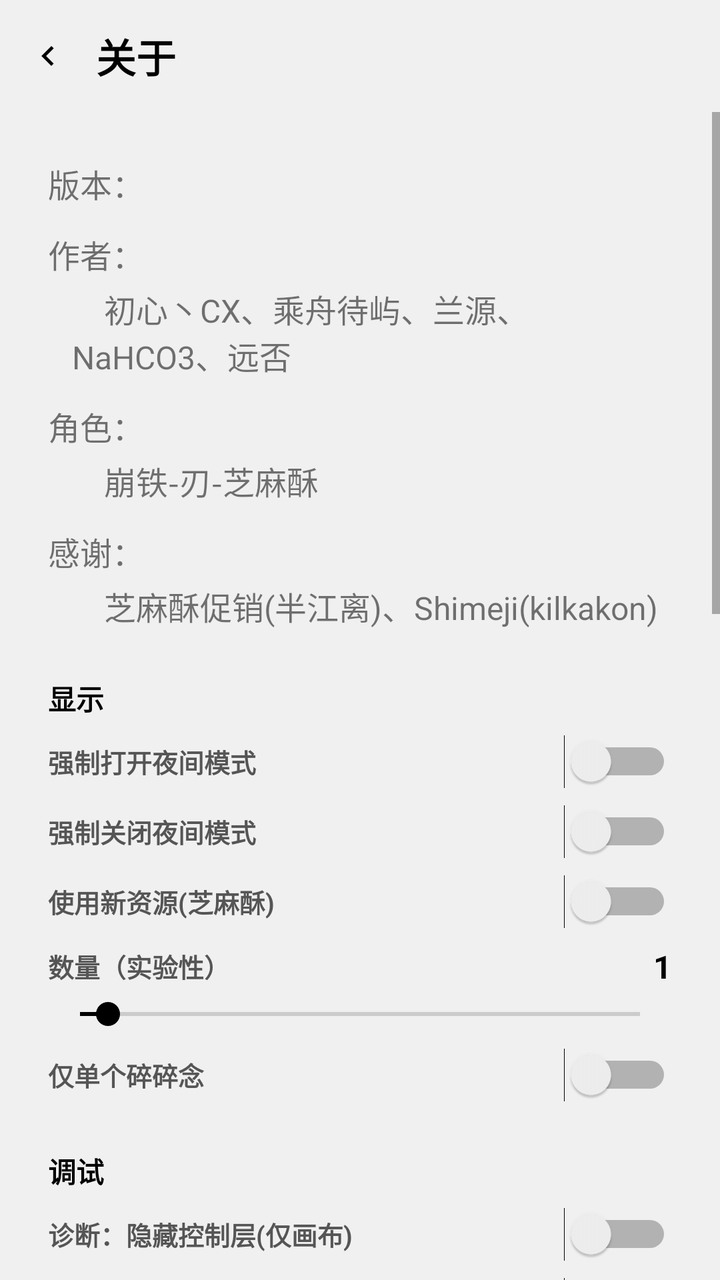
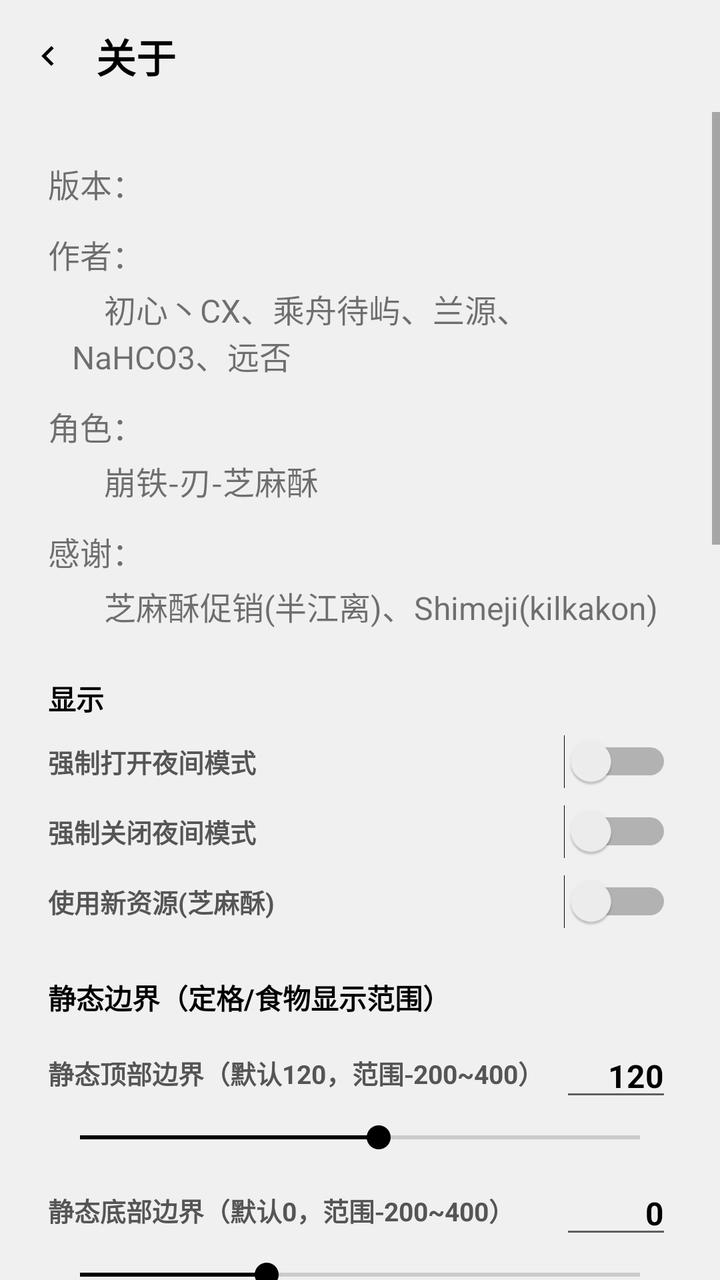

Before-and-after screenshots of an Android layout around one commit, followed by the original layout XML and the change that was made.
<!-- AndroidManifest.xml: activity theme Theme.CakePet.FullscreenTitle -->
<!-- res/layout/activity_about.xml -->
<?xml version="1.0" encoding="utf-8"?>
<LinearLayout xmlns:android="http://schemas.android.com/apk/res/android"
    xmlns:app="http://schemas.android.com/apk/res-auto"
    android:layout_width="match_parent"
    android:layout_height="match_parent"
    android:orientation="vertical"
    android:background="@color/cp_bg"
    android:focusableInTouchMode="true"
    android:descendantFocusability="afterDescendants">

    
    <View android:id="@+id/status_bar_spacer"
        android:layout_width="match_parent"
        android:layout_height="0dp"
        android:background="@color/cp_status_bar" />

    
    <LinearLayout android:id="@+id/title_bar"
        android:layout_width="match_parent"
        android:layout_height="?attr/actionBarSize"
        android:minHeight="?attr/actionBarSize"
        android:orientation="horizontal"
        android:gravity="center_vertical"
        android:background="@color/cp_bg">

        <ImageView android:id="@+id/iv_back"
            android:layout_width="48dp"
            android:layout_height="48dp"
            android:scaleType="fitCenter"
            app:srcCompat="@drawable/ic_back"
            app:tint="@color/cp_title"
            android:padding="14dp"
            android:layout_gravity="center_vertical"
            android:contentDescription="返回"/>

        <TextView android:layout_width="wrap_content"
            android:layout_height="wrap_content"
            android:text="关于"
            android:textSize="20dp"
            android:textStyle="bold"
            android:textColor="@color/cp_title"/>
    </LinearLayout>

    <ScrollView
        android:layout_width="match_parent"
        android:layout_height="match_parent"
        android:clipToPadding="false">
        <LinearLayout
            android:layout_width="match_parent"
            android:layout_height="wrap_content"
            android:orientation="vertical"
            android:padding="24dp">

            <TextView android:id="@+id/tv_version"
                android:layout_width="wrap_content" android:layout_height="wrap_content"
                android:text="版本："
                android:textSize="16dp" android:layout_marginBottom="12dp"/>

            <TextView android:layout_width="wrap_content" android:layout_height="wrap_content"
                android:text="作者："
                android:textSize="16dp" android:layout_marginBottom="4dp"/>
            <TextView android:layout_width="wrap_content" android:layout_height="wrap_content"
                android:text="    初心丶CX、乘舟待屿、兰源、NaHCO3、远否"
                android:textSize="16dp" android:layout_marginBottom="12dp" android:layout_marginStart="12dp"/>

            <TextView android:layout_width="wrap_content" android:layout_height="wrap_content"
                android:text="角色："
                android:textSize="16dp" android:layout_marginBottom="4dp"/>
            <TextView android:layout_width="wrap_content" android:layout_height="wrap_content"
                android:text="    崩铁-刃-芝麻酥"
                android:textSize="16dp" android:layout_marginBottom="12dp" android:layout_marginStart="12dp"/>

            <TextView android:layout_width="wrap_content" android:layout_height="wrap_content"
                android:text="感谢："
                android:textSize="16dp" android:layout_marginBottom="4dp"/>
            <TextView android:layout_width="wrap_content" android:layout_height="wrap_content"
                android:text="    芝麻酥促销(半江离)、Shimeji(kilkakon)"
                android:textSize="16dp" android:layout_marginStart="12dp"/>

            
            <TextView android:layout_width="wrap_content" android:layout_height="wrap_content"
                android:text="显示" style="@style/SettingsOptionTitle"
                android:layout_marginTop="24dp"/>
            <LinearLayout android:layout_width="match_parent" android:layout_height="wrap_content"
                android:orientation="horizontal" android:gravity="center_vertical"
                android:layout_marginTop="8dp">
                <TextView android:layout_width="0dp" android:layout_height="wrap_content"
                    android:layout_weight="1" android:text="强制打开夜间模式" style="@style/SettingsOptionSub"/>
                <Switch android:id="@+id/sw_force_night_on" android:layout_width="wrap_content"
                    android:layout_height="wrap_content"/>
            </LinearLayout>
            <LinearLayout android:layout_width="match_parent" android:layout_height="wrap_content"
                android:orientation="horizontal" android:gravity="center_vertical"
                android:layout_marginTop="8dp">
                <TextView android:layout_width="0dp" android:layout_height="wrap_content"
                    android:layout_weight="1" android:text="强制关闭夜间模式" style="@style/SettingsOptionSub"/>
                <Switch android:id="@+id/sw_force_night_off" android:layout_width="wrap_content"
                    android:layout_height="wrap_content"/>
            </LinearLayout>
            <LinearLayout android:layout_width="match_parent" android:layout_height="wrap_content"
                android:orientation="horizontal" android:gravity="center_vertical"
                android:layout_marginTop="8dp">
                <TextView android:layout_width="0dp" android:layout_height="wrap_content"
                    android:layout_weight="1" android:text="使用新资源(芝麻酥)" style="@style/SettingsOptionSub"/>
                <Switch android:id="@+id/sw_use_new_sprite" android:layout_width="wrap_content"
                    android:layout_height="wrap_content"/>
            </LinearLayout>
            
            <LinearLayout android:layout_width="match_parent" android:layout_height="wrap_content"
                android:orientation="horizontal" android:gravity="center_vertical"
                android:layout_marginTop="8dp">
                <TextView android:layout_width="0dp" android:layout_height="wrap_content"
                    android:layout_weight="1" android:text="数量（实验性）" style="@style/SettingsOptionSub"/>
                <TextView android:id="@+id/tv_pet_count" android:layout_width="wrap_content"
                    android:layout_height="wrap_content" android:text="1"
                    android:textSize="16dp" android:textStyle="bold" android:textColor="@color/cp_title"/>
            </LinearLayout>
            <SeekBar android:id="@+id/sb_pet_count" android:layout_width="match_parent"
                android:layout_height="wrap_content" android:layout_marginTop="4dp"
                android:max="20" android:progress="1"/>
            <LinearLayout android:layout_width="match_parent" android:layout_height="wrap_content"
                android:orientation="horizontal" android:gravity="center_vertical"
                android:layout_marginTop="8dp">
                <TextView android:layout_width="0dp" android:layout_height="wrap_content"
                    android:layout_weight="1" android:text="仅单个碎碎念" style="@style/SettingsOptionSub"/>
                <Switch android:id="@+id/sw_single_tray_msg" android:layout_width="wrap_content"
                    android:layout_height="wrap_content"/>
            </LinearLayout>

            
            <TextView android:layout_width="wrap_content" android:layout_height="wrap_content"
                android:text="调试" style="@style/SettingsOptionTitle"
                android:layout_marginTop="24dp"/>
            <LinearLayout android:layout_width="match_parent" android:layout_height="wrap_content"
                android:orientation="horizontal" android:gravity="center_vertical"
                android:layout_marginTop="8dp">
                <TextView android:layout_width="0dp" android:layout_height="wrap_content"
                    android:layout_weight="1" android:text="诊断：隐藏控制层(仅画布)" style="@style/SettingsOptionSub"/>
                <Switch android:id="@+id/sw_hide_control_layer" android:layout_width="wrap_content"
                    android:layout_height="wrap_content"/>
            </LinearLayout>
            <LinearLayout android:layout_width="match_parent" android:layout_height="wrap_content"
                android:orientation="horizontal" android:gravity="center_vertical"
                android:layout_marginTop="8dp">
                <TextView android:layout_width="0dp" android:layout_height="wrap_content"
                    android:layout_weight="1" android:text="诊断：隐藏画布(仅控制窗)" style="@style/SettingsOptionSub"/>
                <Switch android:id="@+id/sw_hide_stage" android:layout_width="wrap_content"
                    android:layout_height="wrap_content"/>
            </LinearLayout>
            <LinearLayout android:layout_width="match_parent" android:layout_height="wrap_content"
                android:orientation="horizontal" android:gravity="center_vertical"
                android:layout_marginTop="8dp">
                <TextView android:layout_width="0dp" android:layout_height="wrap_content"
                    android:layout_weight="1" android:text="左下调试信息" style="@style/SettingsOptionSub"/>
                <Switch android:id="@+id/sw_debug" android:layout_width="wrap_content"
                    android:layout_height="wrap_content"/>
            </LinearLayout>
            <LinearLayout android:layout_width="match_parent" android:layout_height="wrap_content"
                android:orientation="horizontal" android:gravity="center_vertical"
                android:layout_marginTop="8dp">
                <TextView android:layout_width="0dp" android:layout_height="wrap_content"
                    android:layout_weight="1" android:text="显示边界偏移线" style="@style/SettingsOptionSub"/>
                <Switch android:id="@+id/sw_bound_offset" android:layout_width="wrap_content"
                    android:layout_height="wrap_content"/>
            </LinearLayout>
            <LinearLayout android:layout_width="match_parent" android:layout_height="wrap_content"
                android:orientation="horizontal" android:gravity="center_vertical"
                android:layout_marginTop="8dp">
                <TextView android:layout_width="0dp" android:layout_height="wrap_content"
                    android:layout_weight="1" android:text="显示吸附边界" style="@style/SettingsOptionSub"/>
                <Switch android:id="@+id/sw_snap_offset" android:layout_width="wrap_content"
                    android:layout_height="wrap_content"/>
            </LinearLayout>
            <LinearLayout android:layout_width="match_parent" android:layout_height="wrap_content"
                android:orientation="horizontal" android:gravity="center_vertical"
                android:layout_marginTop="8dp">
                <TextView android:layout_width="0dp" android:layout_height="wrap_content"
                    android:layout_weight="1" android:text="显示边框(图片窗口+锚点十字)" style="@style/SettingsOptionSub"/>
                <Switch android:id="@+id/sw_image_border" android:layout_width="wrap_content"
                    android:layout_height="wrap_content"/>
            </LinearLayout>
            <LinearLayout android:layout_width="match_parent" android:layout_height="wrap_content"
                android:orientation="horizontal" android:gravity="center_vertical"
                android:layout_marginTop="8dp">
                <TextView android:layout_width="0dp" android:layout_height="wrap_content"
                    android:layout_weight="1" android:text="控制边框(命中可视化)" style="@style/SettingsOptionSub"/>
                <Switch android:id="@+id/sw_control_border" android:layout_width="wrap_content"
                    android:layout_height="wrap_content"/>
            </LinearLayout>
            <LinearLayout android:layout_width="match_parent" android:layout_height="wrap_content"
                android:orientation="horizontal" android:gravity="center_vertical"
                android:layout_marginTop="8dp">
                <TextView android:layout_width="0dp" android:layout_height="wrap_content"
                    android:layout_weight="1" android:text="显示定格边框（红色真实窗口）" style="@style/SettingsOptionSub"/>
                <Switch android:id="@+id/sw_freeze_border" android:layout_width="wrap_content"
                    android:layout_height="wrap_content"/>
            </LinearLayout>
            <LinearLayout android:layout_width="match_parent" android:layout_height="wrap_content"
                android:orientation="horizontal" android:gravity="center_vertical"
                android:layout_marginTop="8dp">
                <TextView android:layout_width="0dp" android:layout_height="wrap_content"
                    android:layout_weight="1" android:text="强制显示无透明（去掉点击穿透）" style="@style/SettingsOptionSub"/>
                <Switch android:id="@+id/sw_force_opaque" android:layout_width="wrap_content"
                    android:layout_height="wrap_content"/>
            </LinearLayout>
            
            <TextView android:layout_width="wrap_content" android:layout_height="wrap_content"
                android:text="命中模式" style="@style/SettingsOptionTitle"
                android:layout_marginTop="16dp"/>
            <RadioGroup android:id="@+id/rg_hit_mode"
                android:layout_width="match_parent" android:layout_height="wrap_content"
                android:orientation="vertical" android:layout_marginTop="4dp">
                <RadioButton android:id="@+id/rb_hit_pixel"
                    android:layout_width="match_parent" android:layout_height="wrap_content"
                    android:text="像素（全框 + 透明穿透）"/>
                <RadioButton android:id="@+id/rb_hit_boundary"
                    android:layout_width="match_parent" android:layout_height="wrap_content"
                    android:text="边界（原矩形命中 · 全框整窗）"/>
                <RadioButton android:id="@+id/rb_hit_core"
                    android:layout_width="match_parent" android:layout_height="wrap_content"
                    android:text="核心（脚底盒）"/>
            </RadioGroup>
            
            <LinearLayout android:id="@+id/row_ctrl_box"
                android:layout_width="match_parent" android:layout_height="wrap_content"
                android:orientation="vertical" android:layout_marginTop="8dp">
                <LinearLayout android:layout_width="match_parent" android:layout_height="wrap_content"
                    android:orientation="horizontal" android:gravity="center_vertical">
                    <TextView android:layout_width="0dp" android:layout_height="wrap_content"
                        android:layout_weight="1" android:text="核心宽度（相对128基准尺寸，默认80）" style="@style/SettingsOptionSub"/>
                    <EditText android:id="@+id/tv_ctrl_box_w" android:layout_width="wrap_content"
                        android:layout_height="wrap_content" android:text="80"
                        android:inputType="number" android:imeOptions="actionDone"
                        android:minWidth="56dp" android:gravity="end"
                        android:textSize="16dp" android:textStyle="bold" android:textColor="@color/cp_title"/>
                </LinearLayout>
                <SeekBar android:id="@+id/sb_ctrl_box_w" android:layout_width="match_parent"
                    android:layout_height="wrap_content" android:layout_marginTop="4dp"
                    android:max="256" android:progress="80"/>
                <LinearLayout android:layout_width="match_parent" android:layout_height="wrap_content"
                    android:orientation="horizontal" android:gravity="center_vertical" android:layout_marginTop="8dp">
                    <TextView android:layout_width="0dp" android:layout_height="wrap_content"
                        android:layout_weight="1" android:text="核心高度（相对128基准尺寸，默认80）" style="@style/SettingsOptionSub"/>
                    <EditText android:id="@+id/tv_ctrl_box_h" android:layout_width="wrap_content"
                        android:layout_height="wrap_content" android:text="80"
                        android:inputType="number" android:imeOptions="actionDone"
                        android:minWidth="56dp" android:gravity="end"
                        android:textSize="16dp" android:textStyle="bold" android:textColor="@color/cp_title"/>
                </LinearLayout>
                <SeekBar android:id="@+id/sb_ctrl_box_h" android:layout_width="match_parent"
                    android:layout_height="wrap_content" android:layout_marginTop="4dp"
                    android:max="256" android:progress="80"/>
                <LinearLayout android:layout_width="match_parent" android:layout_height="wrap_content"
                    android:orientation="horizontal" android:gravity="center_vertical" android:layout_marginTop="8dp">
                    <TextView android:layout_width="0dp" android:layout_height="wrap_content"
                        android:layout_weight="1" android:text="核心垂直偏移（相对128基准尺寸，默认0）" style="@style/SettingsOptionSub"/>
                    <EditText android:id="@+id/tv_ctrl_box_vo" android:layout_width="wrap_content"
                        android:layout_height="wrap_content" android:text="0"
                        android:inputType="numberSigned" android:imeOptions="actionDone"
                        android:minWidth="56dp" android:gravity="end"
                        android:textSize="16dp" android:textStyle="bold" android:textColor="@color/cp_title"/>
                </LinearLayout>
                <SeekBar android:id="@+id/sb_ctrl_box_vo" android:layout_width="match_parent"
                    android:layout_height="wrap_content" android:layout_marginTop="4dp"
                    android:max="256" android:progress="128"/>
            </LinearLayout>
            <LinearLayout android:id="@+id/row_pixel_hit_test"
                android:layout_width="match_parent" android:layout_height="wrap_content"
                android:orientation="horizontal" android:gravity="center_vertical"
                android:layout_marginTop="8dp" android:background="?attr/selectableItemBackground"
                android:paddingVertical="4dp">
                <TextView android:layout_width="0dp" android:layout_height="wrap_content"
                    android:layout_weight="1" android:text="像素级点击测试" style="@style/SettingsOptionSub"/>
                <TextView android:layout_width="wrap_content" android:layout_height="wrap_content"
                    android:text=">" android:textSize="20dp" android:textColor="@color/cp_hint_dark"
                    android:layout_marginEnd="4dp"/>
            </LinearLayout>

            
            <TextView android:id="@+id/tv_accessibility"
                android:layout_width="wrap_content" android:layout_height="wrap_content"
                android:text="无障碍权限：未开启"
                android:textSize="16dp" android:layout_marginTop="24dp"/>

        </LinearLayout>
    </ScrollView>
</LinearLayout>
<!-- resources referenced by this layout -->
<resources>
  <color name="cp_bg">#F0F0F0</color>
  <color name="cp_hint_dark">#80000000</color>
  <color name="cp_status_bar">#F0F0F0</color>
  <color name="cp_title">#000000</color>
  <!-- drawable ic_back (drawable) -->
  <vector xmlns:android="http://schemas.android.com/apk/res/android"
      android:width="24dp"
      android:height="24dp"
      android:viewportWidth="24"
      android:viewportHeight="24">
      <path
          android:fillColor="#FF000000"
          android:pathData="M15.41,7.41 L14,6 l-6,6 6,6 1.41,-1.41 -4.58,-4.59z" />
  </vector>
  <style name="SettingsOptionSub">
          <item name="android:textSize">13dp</item>
          <item name="android:textStyle">bold</item>
          <item name="android:textColor">@color/cp_sub</item>
      </style>
  <style name="SettingsOptionTitle">
          <item name="android:layout_width">wrap_content</item>
          <item name="android:layout_height">wrap_content</item>
          <item name="android:textSize">14dp</item>
          <item name="android:textStyle">bold</item>
          <item name="android:textColor">@color/cp_title</item>
      </style>
  <style name="Theme.CakePet.FullscreenTitle" parent="Theme.MaterialComponents.DayNight.NoActionBar">
          <item name="windowActionBar">false</item>
          <item name="windowNoTitle">true</item>
          <item name="colorPrimary">@color/purple_500</item>
          <item name="colorPrimaryVariant">@color/purple_700</item>
          <item name="colorOnPrimary">@color/white</item>
          <item name="colorSecondary">@color/black</item>
          <item name="colorSecondaryVariant">@color/black</item>
          <item name="colorOnSecondary">@color/white</item>
          <item name="colorControlActivated">@color/black</item>
          <item name="colorSwitchThumbNormal">@color/switch_off_thumb</item>
          <item name="android:colorForeground">@color/black</item>
          <item name="android:statusBarColor">@color/black</item>
          <item name="switchStyle">@style/Widget.CakePet.Switch</item>
      </style>
  <color name="cp_sub">#555555</color>
  <color name="purple_500">#FF6200EE</color>
  <color name="purple_700">#FF3700B3</color>
  <color name="white">#FFFFFFFF</color>
  <color name="black">#FF000000</color>
  <color name="switch_off_thumb">#FFBDBDBD</color>
  <style name="Widget.CakePet.Switch" parent="Widget.AppCompat.CompoundButton.Switch">
          <item name="thumbTint">@color/switch_black_selector</item>
          <item name="trackTint">@color/switch_black_selector</item>
      </style>
</resources>

<!-- the commit's change to res/layout/activity_about.xml (unified diff, before → after) -->
@@ -106,6 +106,37 @@
                     android:layout_height="wrap_content"/>
             </LinearLayout>
             
+            <TextView android:layout_width="wrap_content" android:layout_height="wrap_content"
+                android:text="静态边界（定格/食物显示范围）" style="@style/SettingsOptionTitle"
+                android:layout_marginTop="24dp"/>
+            <LinearLayout android:layout_width="match_parent" android:layout_height="wrap_content"
+                android:orientation="horizontal" android:gravity="center_vertical"
+                android:layout_marginTop="8dp">
+                <TextView android:layout_width="0dp" android:layout_height="wrap_content"
+                    android:layout_weight="1" android:text="静态顶部边界（默认120，范围-200~400）" style="@style/SettingsOptionSub"/>
+                <EditText android:id="@+id/tv_static_top" android:layout_width="wrap_content"
+                    android:layout_height="wrap_content" android:text="120"
+                    android:inputType="numberSigned" android:imeOptions="actionDone"
+                    android:minWidth="56dp" android:gravity="end"
+                    android:textSize="16dp" android:textStyle="bold" android:textColor="@color/cp_title"/>
+            </LinearLayout>
+            <SeekBar android:id="@+id/sb_static_top" android:layout_width="match_parent"
+                android:layout_height="wrap_content" android:layout_marginTop="4dp"
+                android:max="600" android:progress="320"/>
+            <LinearLayout android:layout_width="match_parent" android:layout_height="wrap_content"
+                android:orientation="horizontal" android:gravity="center_vertical" android:layout_marginTop="8dp">
+                <TextView android:layout_width="0dp" android:layout_height="wrap_content"
+                    android:layout_weight="1" android:text="静态底部边界（默认0，范围-200~400）" style="@style/SettingsOptionSub"/>
+                <EditText android:id="@+id/tv_static_bottom" android:layout_width="wrap_content"
+                    android:layout_height="wrap_content" android:text="0"
+                    android:inputType="numberSigned" android:imeOptions="actionDone"
+                    android:minWidth="56dp" android:gravity="end"
+                    android:textSize="16dp" android:textStyle="bold" android:textColor="@color/cp_title"/>
+            </LinearLayout>
+            <SeekBar android:id="@+id/sb_static_bottom" android:layout_width="match_parent"
+                android:layout_height="wrap_content" android:layout_marginTop="4dp"
+                android:max="600" android:progress="200"/>
+            
             <LinearLayout android:layout_width="match_parent" android:layout_height="wrap_content"
                 android:orientation="horizontal" android:gravity="center_vertical"
                 android:layout_marginTop="8dp">
@@ -193,6 +224,14 @@
                 <TextView android:layout_width="0dp" android:layout_height="wrap_content"
                     android:layout_weight="1" android:text="显示定格边框（红色真实窗口）" style="@style/SettingsOptionSub"/>
                 <Switch android:id="@+id/sw_freeze_border" android:layout_width="wrap_content"
+                    android:layout_height="wrap_content"/>
+            </LinearLayout>
+            <LinearLayout android:layout_width="match_parent" android:layout_height="wrap_content"
+                android:orientation="horizontal" android:gravity="center_vertical"
+                android:layout_marginTop="8dp">
+                <TextView android:layout_width="0dp" android:layout_height="wrap_content"
+                    android:layout_weight="1" android:text="显示投喂边框（红色真实窗口）" style="@style/SettingsOptionSub"/>
+                <Switch android:id="@+id/sw_feed_border" android:layout_width="wrap_content"
                     android:layout_height="wrap_content"/>
             </LinearLayout>
             <LinearLayout android:layout_width="match_parent" android:layout_height="wrap_content"
